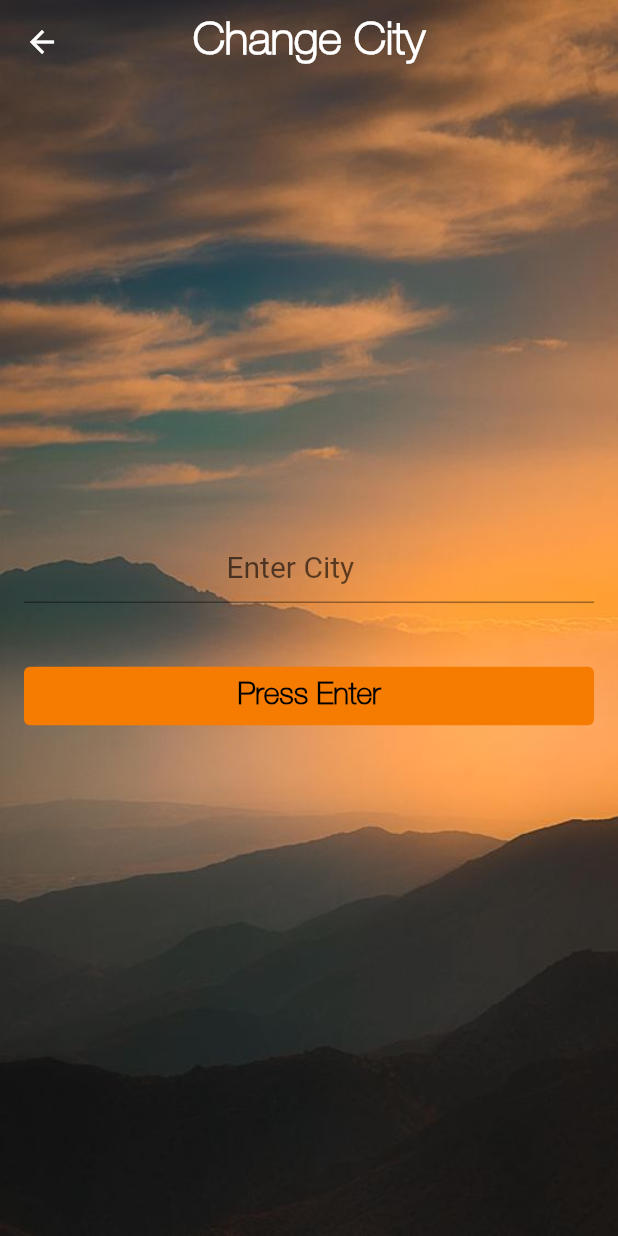
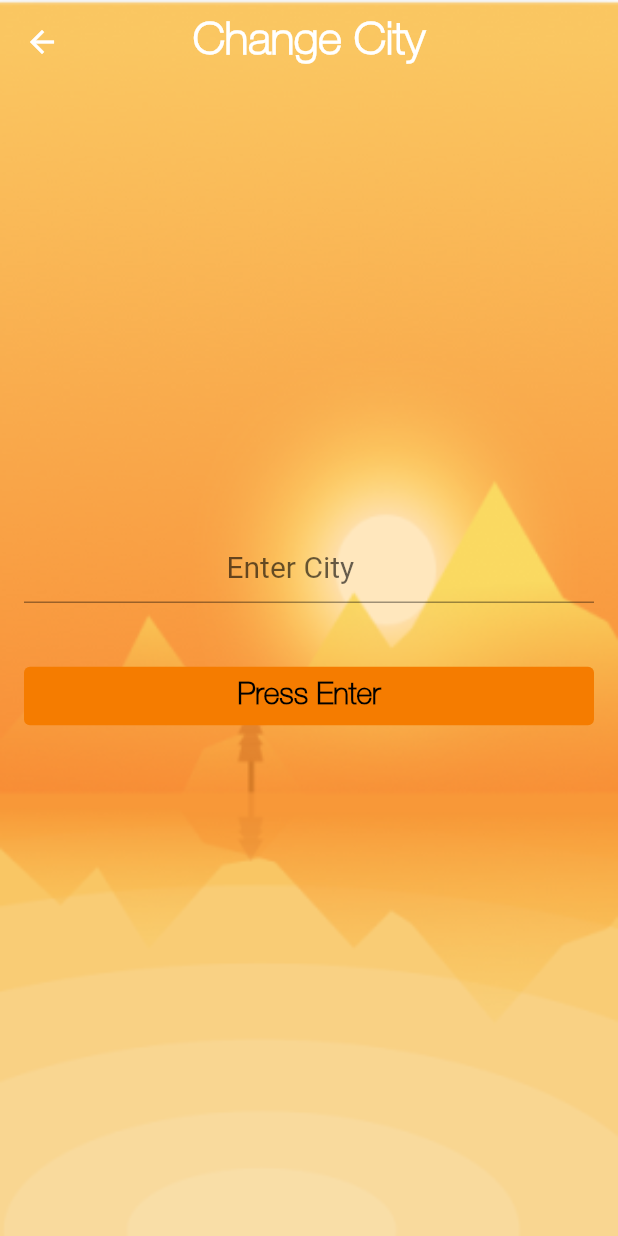
Before and after one commit to abdullahonus/weather_app_c4, a Flutter app: the screen it shows after launch, after a tap on the "cloud" icon, on a phone screen of 412 x 824 dp. Run offline on Flutter 3.47's test engine with Material 2 defaults, Android fonts, the phone set to English and light mode, and no system bars; network calls fail.

```diff
--- a/lib/weatherui.dart
+++ b/lib/weatherui.dart
@@ -60,7 +60,7 @@ class _climateState extends State<climate> {
           Center(
             child: Image(
               image: AssetImage(
-                'images/wt.png',
+                'images/c.png',
               ),
               height: 1200.0,
               width: 600.0,
@@ -77,6 +77,10 @@ class _climateState extends State<climate> {
     );
   }
 
+////////////////////////////////////////////
+  ///follor For more ig: @Countrol4offical
+  ///@countrolfour@gmail.com
+////////////////////////////////////////////
   Future<Map> getweather(String apiId, String city) async {
     var apiUrl =
         'http://api.openweathermap.org/data/2.5/weather?q=$city&appid=$apiId&units=imperial';
@@ -98,7 +102,7 @@ class _climateState extends State<climate> {
               children: [
                 ListTile(
                   title: Container(
-                    padding: EdgeInsets.fromLTRB(160, 80, 0, 0),
+                    padding: EdgeInsets.fromLTRB(140, 80, 0, 0),
                     child: Text(
                       ((((content!['main']['temp']) - 32) / c))
                               .toStringAsFixed(0) +
@@ -115,7 +119,7 @@ class _climateState extends State<climate> {
                 ),
                 Center(
                   child: Icon(
-                    Icons.wb_sunny,
+                    Icons.cloud,
                     size: 100,
                     color: Colors.white38,
                   ),
@@ -287,7 +291,7 @@ class _climateChangeState extends State<climateChange> {
         children: [
           new Center(
             child: Image(
-              image: AssetImage('images/wt.png'),
+              image: AssetImage('images/4.png'),
               width: 490.0,
               height: 1200.0,
               fit: BoxFit.fill,
--- a/pubspec.yaml
+++ b/pubspec.yaml
@@ -61,6 +61,8 @@ flutter:
   # To add assets to your application, add an assets section, like this:
   assets:
    - images/wt.png
+   - images/4.png
+   - images/c.png
   # An image asset can refer to one or more resolution-specific "variants", see
   # https://flutter.dev/assets-and-images/#resolution-aware.
 
```
Also changed, not shown: images/4.png (added), images/c.png (added).
